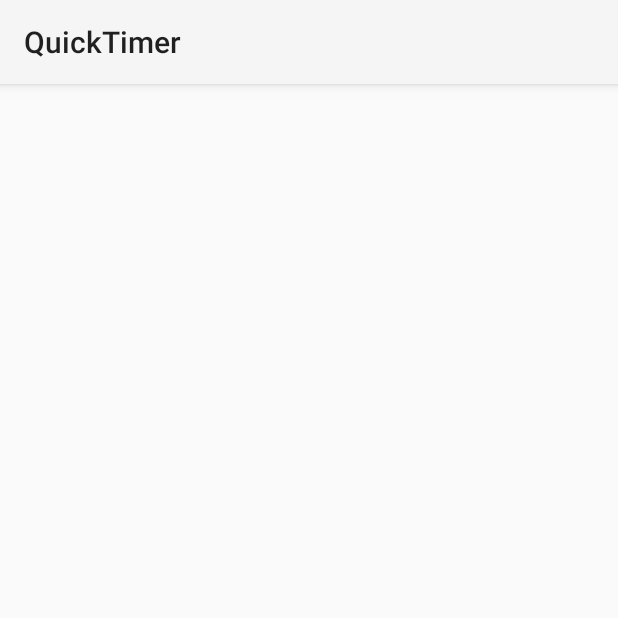
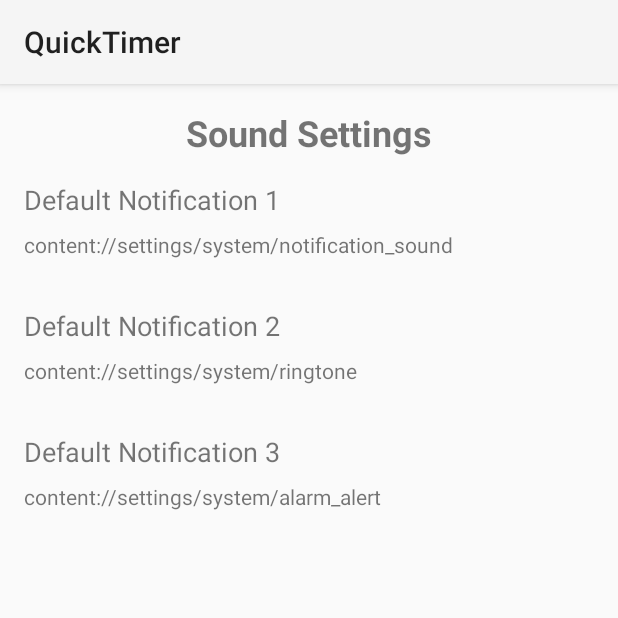
Before and after one commit to Ashuvwxyz/QuickTimer_20CYS404, an Android app: the screen it shows after launch (SoundSettingActivity), after a tap on an icon or button, on a phone screen of 412 x 824 dp, the top half of it. Run offline under Robolectric (Android 15) with nearby library versions, the phone set to English and light mode, and no system bars; 3 other taps on this screen came first.

Commit message:
Commit 5 - added notification stuff

```diff
--- /dev/null
+++ b/app/src/main/java/com/example/quicktimer/SoundDatabaseHelper.java
@@ -0,0 +1,61 @@
+package com.example.quicktimer;
+
+import android.content.ContentValues;
+import android.content.Context;
+import android.database.Cursor;
+import android.database.sqlite.SQLiteDatabase;
+import android.database.sqlite.SQLiteOpenHelper;
+
+public class SoundDatabaseHelper extends SQLiteOpenHelper {
+    private static final String DATABASE_NAME = "sounds.db";
+    private static final int DATABASE_VERSION = 1;
+    public static final String TABLE_NAME = "sounds";
+    public static final String COLUMN_ID = "id";
+    public static final String COLUMN_SOUND_NAME = "sound_name";
+    public static final String COLUMN_SOUND_URI = "sound_uri";
+
+    public SoundDatabaseHelper(Context context) {
+        super(context, DATABASE_NAME, null, DATABASE_VERSION);
+    }
+
+    @Override
+    public void onCreate(SQLiteDatabase db) {
+        String CREATE_TABLE = "CREATE TABLE " + TABLE_NAME + " (" +
+                COLUMN_ID + " INTEGER PRIMARY KEY AUTOINCREMENT, " +
+                COLUMN_SOUND_NAME + " TEXT, " +
+                COLUMN_SOUND_URI + " TEXT)";
+        db.execSQL(CREATE_TABLE);
+
+        // Insert default sounds
+        insertDefaultSounds(db);
+    }
+
+    @Override
+    public void onUpgrade(SQLiteDatabase db, int oldVersion, int newVersion) {
+        db.execSQL("DROP TABLE IF EXISTS " + TABLE_NAME);
+        onCreate(db);
+    }
+
+//    private void insertDefaultSounds(SQLiteDatabase db) {
+//        insertSound(db, "Notification 1", "android.resource://com.example.quicktimer/" + R.raw.notification1);
+//        insertSound(db, "Notification 2", "android.resource://com.example.quicktimer/" + R.raw.notification2);
+//        insertSound(db, "Notification 3", "android.resource://com.example.quicktimer/" + R.raw.notification3);
+//    }
+    private void insertDefaultSounds(SQLiteDatabase db) {
+        insertSound(db, "Default Notification 1", "content://settings/system/notification_sound");
+        insertSound(db, "Default Notification 2", "content://settings/system/ringtone");
+        insertSound(db, "Default Notification 3", "content://settings/system/alarm_alert");
+    }
+
+    private void insertSound(SQLiteDatabase db, String name, String uri) {
+        ContentValues values = new ContentValues();
+        values.put(COLUMN_SOUND_NAME, name);
+        values.put(COLUMN_SOUND_URI, uri);
+        db.insert(TABLE_NAME, null, values);
+    }
+
+    public Cursor getAllSoundValues() {
+        SQLiteDatabase db = this.getReadableDatabase();
+        return db.query(TABLE_NAME, null, null, null, null, null, COLUMN_ID + " ASC");
+    }
+}
--- a/app/src/main/java/com/example/quicktimer/SoundSettingActivity.java
+++ b/app/src/main/java/com/example/quicktimer/SoundSettingActivity.java
@@ -1,24 +1,46 @@
 package com.example.quicktimer;
 
+import android.database.Cursor;
 import android.os.Bundle;
-
-import androidx.activity.EdgeToEdge;
 import androidx.appcompat.app.AppCompatActivity;
-import androidx.core.graphics.Insets;
-import androidx.core.view.ViewCompat;
-import androidx.core.view.WindowInsetsCompat;
+import androidx.recyclerview.widget.LinearLayoutManager;
+import androidx.recyclerview.widget.RecyclerView;
+import java.util.ArrayList;
+import java.util.List;
 
 public class SoundSettingActivity extends AppCompatActivity {
+    private RecyclerView recyclerView;
+    private SoundSettingAdapter adapter;
+    private SoundDatabaseHelper dbHelper;
 
     @Override
     protected void onCreate(Bundle savedInstanceState) {
         super.onCreate(savedInstanceState);
-        EdgeToEdge.enable(this);
         setContentView(R.layout.activity_sound_setting);
-        ViewCompat.setOnApplyWindowInsetsListener(findViewById(R.id.main), (v, insets) -> {
-            Insets systemBars = insets.getInsets(WindowInsetsCompat.Type.systemBars());
-            v.setPadding(systemBars.left, systemBars.top, systemBars.right, systemBars.bottom);
-            return insets;
-        });
+
+        recyclerView = findViewById(R.id.recycler_view);
+        recyclerView.setLayoutManager(new LinearLayoutManager(this));
+
+        dbHelper = new SoundDatabaseHelper(this);
+        List<SoundSettingItem> soundSettings = getSoundSettings();
+        adapter = new SoundSettingAdapter(soundSettings);
+        recyclerView.setAdapter(adapter);
+    }
+
+    private List<SoundSettingItem> getSoundSettings() {
+        List<SoundSettingItem> soundList = new ArrayList<>();
+        Cursor cursor = dbHelper.getAllSoundValues();
+
+        if (cursor != null && cursor.moveToFirst()) {
+            do {
+                int id = cursor.getInt(cursor.getColumnIndex(SoundDatabaseHelper.COLUMN_ID));
+                String soundName = cursor.getString(cursor.getColumnIndex(SoundDatabaseHelper.COLUMN_SOUND_NAME));
+                String soundUri = cursor.getString(cursor.getColumnIndex(SoundDatabaseHelper.COLUMN_SOUND_URI));
+                soundList.add(new SoundSettingItem(id, soundName, soundUri));
+            } while (cursor.moveToNext());
+            cursor.close();
+        }
+
+        return soundList;
     }
 }
--- /dev/null
+++ b/app/src/main/java/com/example/quicktimer/SoundSettingAdapter.java
@@ -0,0 +1,47 @@
+package com.example.quicktimer;
+
+import android.view.LayoutInflater;
+import android.view.View;
+import android.view.ViewGroup;
+import android.widget.TextView;
+import androidx.annotation.NonNull;
+import androidx.recyclerview.widget.RecyclerView;
+import java.util.List;
+
+public class SoundSettingAdapter extends RecyclerView.Adapter<SoundSettingAdapter.ViewHolder> {
+    private List<SoundSettingItem> soundSettings;
+
+    public SoundSettingAdapter(List<SoundSettingItem> soundSettings) {
+        this.soundSettings = soundSettings;
+    }
+
+    @NonNull
+    @Override
+    public ViewHolder onCreateViewHolder(@NonNull ViewGroup parent, int viewType) {
+        View view = LayoutInflater.from(parent.getContext()).inflate(R.layout.item_sound_setting, parent, false);
+        return new ViewHolder(view);
+    }
+
+    @Override
+    public void onBindViewHolder(@NonNull ViewHolder holder, int position) {
+        SoundSettingItem item = soundSettings.get(position);
+        holder.soundNameTextView.setText(item.getSoundName());
+        holder.soundUriTextView.setText(item.getSoundUri());
+    }
+
+    @Override
+    public int getItemCount() {
+        return soundSettings.size();
+    }
+
+    public static class ViewHolder extends RecyclerView.ViewHolder {
+        public TextView soundNameTextView;
+        public TextView soundUriTextView;
+
+        public ViewHolder(View itemView) {
+            super(itemView);
+            soundNameTextView = itemView.findViewById(R.id.sound_name_text_view);
+            soundUriTextView = itemView.findViewById(R.id.sound_uri_text_view);
+        }
+    }
+}
--- /dev/null
+++ b/app/src/main/java/com/example/quicktimer/SoundSettingItem.java
@@ -0,0 +1,25 @@
+package com.example.quicktimer;
+
+public class SoundSettingItem {
+    private int id;
+    private String soundName;
+    private String soundUri;
+
+    public SoundSettingItem(int id, String soundName, String soundUri) {
+        this.id = id;
+        this.soundName = soundName;
+        this.soundUri = soundUri;
+    }
+
+    public int getId() {
+        return id;
+    }
+
+    public String getSoundName() {
+        return soundName;
+    }
+
+    public String getSoundUri() {
+        return soundUri;
+    }
+}
--- a/app/src/main/java/com/example/quicktimer/TimerActivity.java
+++ b/app/src/main/java/com/example/quicktimer/TimerActivity.java
@@ -1,6 +1,9 @@
 package com.example.quicktimer;
 
 import android.content.Intent;
+import android.media.Ringtone;
+import android.media.RingtoneManager;
+import android.net.Uri;
 import android.os.Bundle;
 import android.os.CountDownTimer;
 import android.text.Editable;
@@ -15,6 +18,7 @@ import java.util.Date;
 import java.util.Locale;
 
 public class TimerActivity extends AppCompatActivity {
+    private Uri defaultSoundUri;
     private EditText hoursInput, minutesInput, secondsInput;
     private Button startButton, stopButton, resetButton;
     private CountDownTimer countDownTimer;
@@ -28,6 +32,7 @@ public class TimerActivity extends AppCompatActivity {
         super.onCreate(savedInstanceState);
         setContentView(R.layout.activity_timer);
 
+        defaultSoundUri = RingtoneManager.getDefaultUri(RingtoneManager.TYPE_NOTIFICATION);
         dbHelper = new TimerDatabaseHelper(this);
 
         hoursInput = findViewById(R.id.hours_input);
@@ -96,6 +101,10 @@ public class TimerActivity extends AppCompatActivity {
             public void onFinish() {
                 resetTimer();
                 isRunning = false;
+                Ringtone ringtone = RingtoneManager.getRingtone(getApplicationContext(), defaultSoundUri);
+                if (ringtone != null) {
+                    ringtone.play();
+                }
                 Toast.makeText(TimerActivity.this, "Time's up!", Toast.LENGTH_SHORT).show();
                 restoreOriginalTime();
             }
--- a/app/src/main/java/com/example/quicktimer/TimerDatabaseHelper.java
+++ b/app/src/main/java/com/example/quicktimer/TimerDatabaseHelper.java
@@ -44,6 +44,6 @@ public class TimerDatabaseHelper extends SQLiteOpenHelper {
 
     public Cursor getAllTimerValues() {
         SQLiteDatabase db = this.getReadableDatabase();
-        return db.query(TABLE_NAME, null, null, null, null, null, COLUMN_ID + " DESC");
+        return db.query(TABLE_NAME, null, null, null, null, null, COLUMN_ID + " ASC");
     }
 }
--- a/app/src/main/java/com/example/quicktimer/TimerHistoryActivity.java
+++ b/app/src/main/java/com/example/quicktimer/TimerHistoryActivity.java
@@ -1,7 +1,10 @@
 package com.example.quicktimer;
 
 import android.database.Cursor;
+import android.database.sqlite.SQLiteDatabase;
 import android.os.Bundle;
+import android.view.View;
+import com.google.android.material.floatingactionbutton.FloatingActionButton;
 import androidx.appcompat.app.AppCompatActivity;
 import androidx.recyclerview.widget.LinearLayoutManager;
 import androidx.recyclerview.widget.RecyclerView;
@@ -12,6 +15,7 @@ public class TimerHistoryActivity extends AppCompatActivity {
     private RecyclerView recyclerView;
     private TimerHistoryAdapter adapter;
     private TimerDatabaseHelper dbHelper;
+    private FloatingActionButton clearHistoryFab;
 
     @Override
     protected void onCreate(Bundle savedInstanceState) {
@@ -20,6 +24,14 @@ public class TimerHistoryActivity extends AppCompatActivity {
 
         recyclerView = findViewById(R.id.recycler_view);
         recyclerView.setLayoutManager(new LinearLayoutManager(this));
+
+        clearHistoryFab = findViewById(R.id.clear_history_fab);
+        clearHistoryFab.setOnClickListener(new View.OnClickListener() {
+            @Override
+            public void onClick(View v) {
+                clearHistory();
+            }
+        });
 
         dbHelper = new TimerDatabaseHelper(this);
         List<TimerHistoryItem> timerHistory = getTimerHistory();
@@ -33,14 +45,28 @@ public class TimerHistoryActivity extends AppCompatActivity {
 
         if (cursor != null && cursor.moveToFirst()) {
             do {
-                int id = cursor.getInt(cursor.getColumnIndex(TimerDatabaseHelper.COLUMN_ID));
-                String systemTime = cursor.getString(cursor.getColumnIndex(TimerDatabaseHelper.COLUMN_SYSTEM_TIME));
-                String timerValue = cursor.getString(cursor.getColumnIndex(TimerDatabaseHelper.COLUMN_TIMER_VALUE));
-                historyList.add(new TimerHistoryItem(id, systemTime, timerValue));
+                int idIndex = cursor.getColumnIndex(TimerDatabaseHelper.COLUMN_ID);
+                int systemTimeIndex = cursor.getColumnIndex(TimerDatabaseHelper.COLUMN_SYSTEM_TIME);
+                int timerValueIndex = cursor.getColumnIndex(TimerDatabaseHelper.COLUMN_TIMER_VALUE);
+
+                if (idIndex >= 0 && systemTimeIndex >= 0 && timerValueIndex >= 0) {
+                    int id = cursor.getInt(idIndex);
+                    String systemTime = cursor.getString(systemTimeIndex);
+                    String timerValue = cursor.getString(timerValueIndex);
+                    historyList.add(new TimerHistoryItem(id, systemTime, timerValue));
+                }
             } while (cursor.moveToNext());
             cursor.close();
         }
 
         return historyList;
     }
+
+    private void clearHistory() {
+        SQLiteDatabase db = dbHelper.getWritableDatabase();
+        db.execSQL("DROP TABLE IF EXISTS " + TimerDatabaseHelper.TABLE_NAME);
+        dbHelper.onCreate(db);
+        db.close();
+        adapter.updateData(new ArrayList<TimerHistoryItem>());
+    }
 }
--- a/app/src/main/java/com/example/quicktimer/TimerHistoryAdapter.java
+++ b/app/src/main/java/com/example/quicktimer/TimerHistoryAdapter.java
@@ -35,6 +35,11 @@ public class TimerHistoryAdapter extends RecyclerView.Adapter<TimerHistoryAdapte
         return timerHistory.size();
     }
 
+    public void updateData(List<TimerHistoryItem> newTimerHistory) {
+        this.timerHistory = newTimerHistory;
+        notifyDataSetChanged();
+    }
+
     public static class ViewHolder extends RecyclerView.ViewHolder {
         public TextView idTextView;
         public TextView systemTimeTextView;
--- a/app/src/main/res/layout/activity_sound_setting.xml
+++ b/app/src/main/res/layout/activity_sound_setting.xml
@@ -1,10 +1,29 @@
-<?xml version="1.0" encoding="utf-8"?>
 <androidx.constraintlayout.widget.ConstraintLayout xmlns:android="http://schemas.android.com/apk/res/android"
     xmlns:app="http://schemas.android.com/apk/res-auto"
     xmlns:tools="http://schemas.android.com/tools"
-    android:id="@+id/main"
     android:layout_width="match_parent"
     android:layout_height="match_parent"
     tools:context=".SoundSettingActivity">
 
+    <TextView
+        android:id="@+id/title_text_view"
+        android:layout_width="wrap_content"
+        android:layout_height="wrap_content"
+        android:text="Sound Settings"
+        android:textSize="24sp"
+        android:textStyle="bold"
+        app:layout_constraintTop_toTopOf="parent"
+        app:layout_constraintStart_toStartOf="parent"
+        app:layout_constraintEnd_toEndOf="parent"
+        android:layout_marginTop="16dp" />
+
+    <androidx.recyclerview.widget.RecyclerView
+        android:id="@+id/recycler_view"
+        android:layout_width="0dp"
+        android:layout_height="0dp"
+        app:layout_constraintTop_toBottomOf="@id/title_text_view"
+        app:layout_constraintBottom_toBottomOf="parent"
+        app:layout_constraintStart_toStartOf="parent"
+        app:layout_constraintEnd_toEndOf="parent" />
+
 </androidx.constraintlayout.widget.ConstraintLayout>
--- a/app/src/main/res/layout/activity_timer_history.xml
+++ b/app/src/main/res/layout/activity_timer_history.xml
@@ -26,4 +26,13 @@
         app:layout_constraintStart_toStartOf="parent"
         app:layout_constraintEnd_toEndOf="parent" />
 
+    <com.google.android.material.floatingactionbutton.FloatingActionButton
+        android:id="@+id/clear_history_fab"
+        android:layout_width="wrap_content"
+        android:layout_height="wrap_content"
+        android:src="@android:drawable/ic_menu_delete"
+        app:layout_constraintBottom_toBottomOf="parent"
+        app:layout_constraintEnd_toEndOf="parent"
+        android:layout_margin="16dp" />
+
 </androidx.constraintlayout.widget.ConstraintLayout>
--- /dev/null
+++ b/app/src/main/res/layout/item_sound_setting.xml
@@ -0,0 +1,28 @@
+<androidx.constraintlayout.widget.ConstraintLayout xmlns:android="http://schemas.android.com/apk/res/android"
+    xmlns:app="http://schemas.android.com/apk/res-auto"
+    android:layout_width="match_parent"
+    android:layout_height="wrap_content"
+    android:padding="16dp">
+
+    <TextView
+        android:id="@+id/sound_name_text_view"
+        android:layout_width="0dp"
+        android:layout_height="wrap_content"
+        android:text="Sound Name"
+        android:textSize="18sp"
+        app:layout_constraintTop_toTopOf="parent"
+        app:layout_constraintStart_toStartOf="parent"
+        app:layout_constraintEnd_toEndOf="parent" />
+
+    <TextView
+        android:id="@+id/sound_uri_text_view"
+        android:layout_width="0dp"
+        android:layout_height="wrap_content"
+        android:text="Sound URI"
+        android:textSize="14sp"
+        app:layout_constraintTop_toBottomOf="@id/sound_name_text_view"
+        app:layout_constraintStart_toStartOf="parent"
+        app:layout_constraintEnd_toEndOf="parent"
+        android:layout_marginTop="8dp" />
+
+</androidx.constraintlayout.widget.ConstraintLayout>
```
